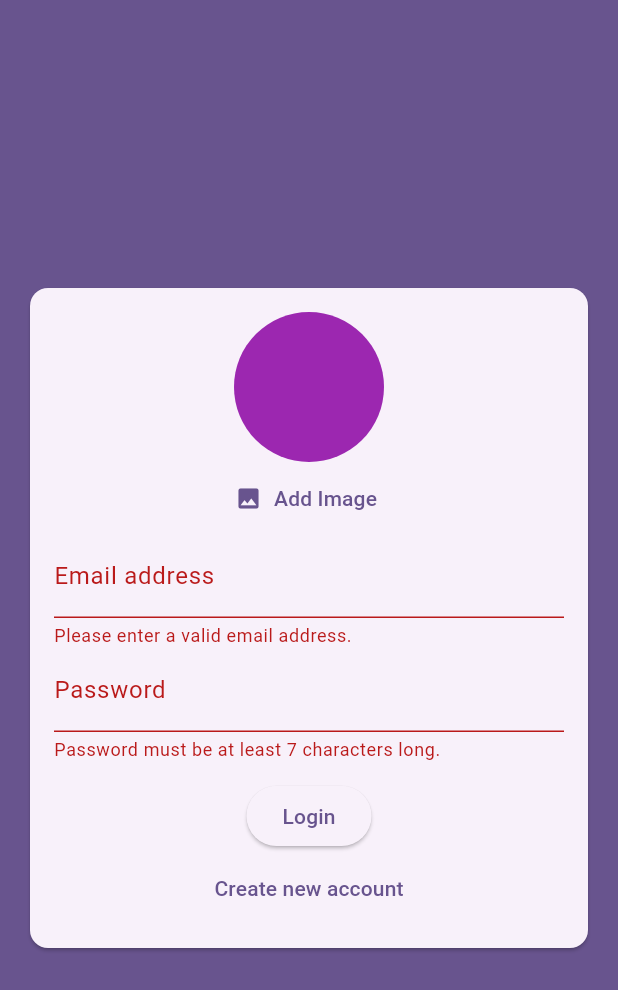
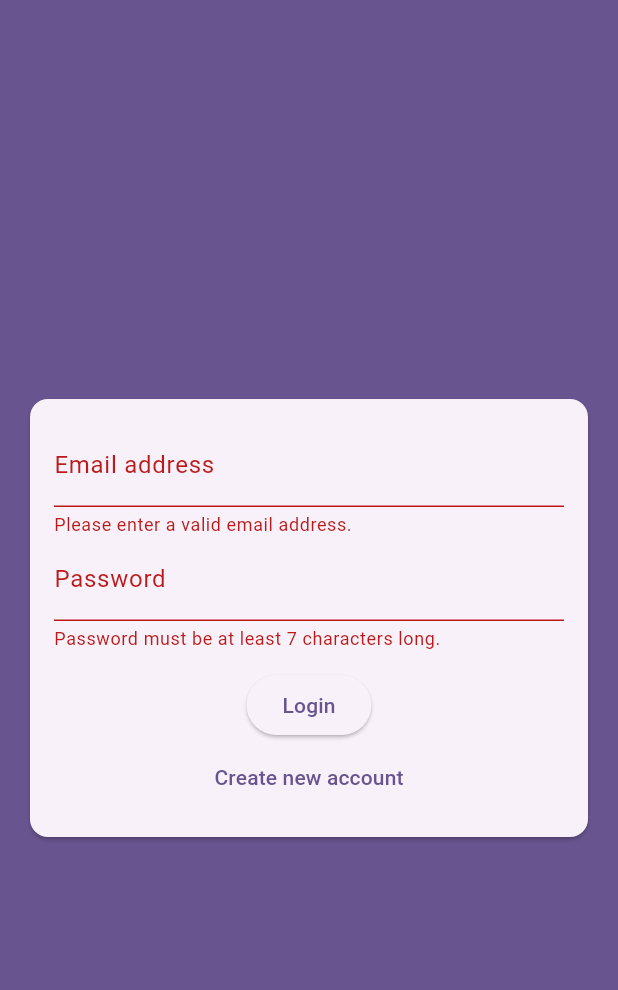
Before and after one commit to Armiron/flutter_chat_app, a Flutter app: the screen it shows after launch, after a tap on "Login", on a phone screen of 412 x 824 dp. Shown: the top 990 px of the screen. Run offline on Flutter 3.47's test engine with Material 3 defaults, Android fonts, the phone set to English and light mode, and no system bars; our stand-ins replace cloud_firestore, firebase_auth, firebase_core, image_picker; accounts and stored records are empty.

Commit message:
Add user image upload functionality and integrate Firebase Storage

```diff
--- a/lib/widgets/auth/auth_form.dart
+++ b/lib/widgets/auth/auth_form.dart
@@ -1,3 +1,5 @@
+import 'dart:io';
+
 import 'package:firebase_auth/firebase_auth.dart';
 import 'package:flutter/material.dart';
 import 'package:flutter_chat_app/widgets/pickers/user_image_picker.dart';
@@ -23,10 +25,24 @@ class _AuthFormState extends State<AuthForm> {
   String _userEmail = '';
   String _userName = '';
   String _userPassword = '';
+  File? _userImageFile;
+
+  void _pickedImage(File pickedImage) {
+    _userImageFile = pickedImage;
+  }
 
   _trySubmit() {
     final isValid = _formKey.currentState!.validate();
     FocusScope.of(context).unfocus();
+    if (_userImageFile == null && !_isLogin) {
+      ScaffoldMessenger.of(context).showSnackBar(
+        SnackBar(
+          content: Text('Please pick an image.'),
+          backgroundColor: Colors.red,
+        ),
+      );
+      return;
+    }
     if (isValid) {
       _formKey.currentState!.save();
       widget.submitFn(
@@ -52,7 +68,7 @@ class _AuthFormState extends State<AuthForm> {
               child: Column(
                 mainAxisSize: MainAxisSize.min,
                 children: <Widget>[
-                  UserImagePicker(),
+                  if (!_isLogin) UserImagePicker(_pickedImage),
                   TextFormField(
                     validator: (value) {
                       if (value!.isEmpty || !value.contains('@')) {
--- a/pubspec.yaml
+++ b/pubspec.yaml
@@ -38,6 +38,7 @@ dependencies:
   firebase_core: ^3.10.0
   firebase_auth: ^5.4.0
   image_picker: ^1.1.2
+  firebase_storage: ^12.4.0
 
 dev_dependencies:
   flutter_test:
```
Also changed, not shown: lib/widgets/pickers/user_image_picker.dart (+6 -2 lines), pubspec.lock, 3 other files.
